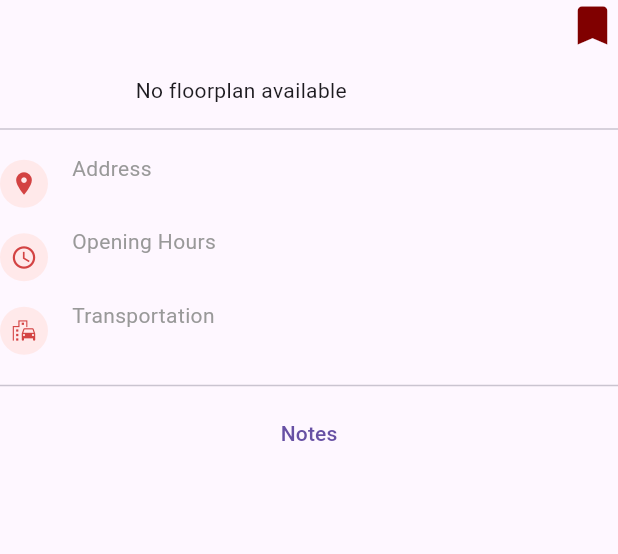
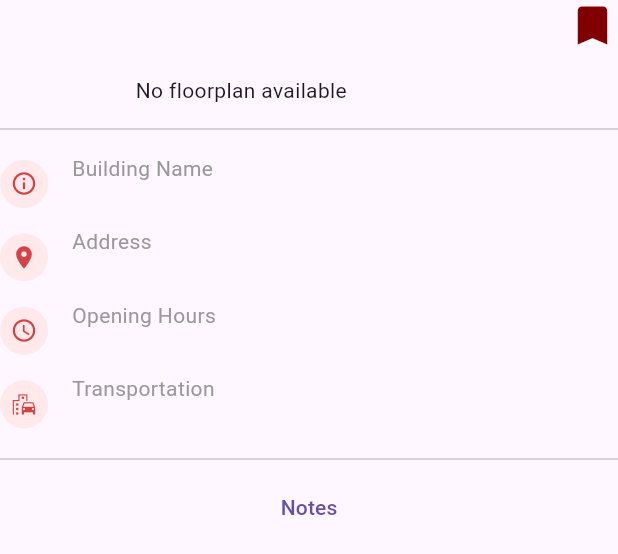
Before and after one commit to dddelacruz/UPClassroomFinder_AY2324_CS192, a Flutter app: the BuildingInfo widget shown alone on an empty page, opened directly with empty values, on a phone screen of 412 x 824 dp. Shown: the top 554 px of the screen. Run offline on Flutter 3.47's test engine with Material 3 defaults, Android fonts, the light colour scheme and no system bars; our stand-ins replace cloud_firestore, firebase_core, flutter_map, latlong2, shared_preferences; missing offline and left inert: insta_image_viewer; accounts and stored records are empty.

Commit message:
added building name in map info bottomsheet

```diff
--- a/up_classroom_finder_ay2324_cs192/lib/pages/floorplan_page.dart
+++ b/up_classroom_finder_ay2324_cs192/lib/pages/floorplan_page.dart
@@ -46,7 +46,6 @@ class FloorPlanPage extends StatelessWidget {
                   children: [
                     Container(
                       padding: const EdgeInsets.all(16),
-                      height: 600,
                       decoration: BoxDecoration(
                           borderRadius: BorderRadius.circular(16),
                           color: Colors.white),
@@ -78,6 +77,7 @@ class BuildingInfo extends StatelessWidget {
         HeadingRow(location), // heading and bookmark row
         FloorplanImgRow(location), // floorplan image row
         const Divider(),
+        BuildingNameRow(data: data),
         AddressRow(data: data), // address row
         HoursRow(data: data), // hours row
         TransportationRow(data: data), // transportation row
@@ -191,6 +191,52 @@ class HoursRow extends StatelessWidget {
   }
 }
 
+class BuildingNameRow extends StatelessWidget {
+  const BuildingNameRow({
+    super.key,
+    required this.data,
+  });
+
+  final dynamic data;
+
+  @override
+  Widget build(BuildContext context) {
+    return Padding(
+      padding: const EdgeInsets.only(top: 8, bottom: 8),
+      child: Row(
+        children: [
+          const CircleAvatar(
+            radius: 16,
+            backgroundColor: Color(0xffffe9ea),
+            child: Icon(Icons.info_outline, size: 18, color: Color(0xffd34343)),
+          ),
+          Padding(
+            padding: const EdgeInsets.only(left: 16),
+            child: Flexible(
+              child: Column(
+                crossAxisAlignment: CrossAxisAlignment.start,
+                children: [
+                  const Text(
+                    "Building Name",
+                    style: TextStyle(color: Color(0xff999999)),
+                  ),
+                  SizedBox(
+                    width: MediaQuery.of(context).size.width - 80,
+                    child: Text(
+                      data['name'],
+                      style: const TextStyle(fontWeight: FontWeight.bold),
+                    ),
+                  ),
+                ],
+              ),
+            ),
+          )
+        ],
+      ),
+    );
+  }
+}
+
 class AddressRow extends StatelessWidget {
   const AddressRow({
     super.key,
@@ -202,7 +248,7 @@ class AddressRow extends StatelessWidget {
   @override
   Widget build(BuildContext context) {
     return Padding(
-      padding: const EdgeInsets.only(top: 8, bottom: 8),
+      padding: const EdgeInsets.only(bottom: 8),
       child: Row(
         children: [
           const CircleAvatar(
```
